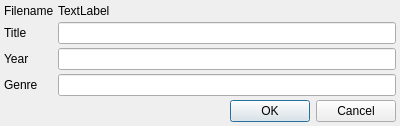
The window that src/trunk/ui/ui_ChangeMovie.ui (rexMingla/my-renamer) describes before a commit, drawn with Qt 5.
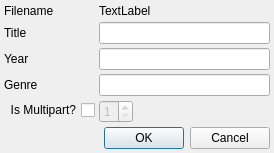
The same window after the commit.

```diff
--- a/src/trunk/ui/ui_ChangeMovie.ui
+++ b/src/trunk/ui/ui_ChangeMovie.ui
@@ -6,8 +6,8 @@
    <rect>
     <x>0</x>
     <y>0</y>
-    <width>400</width>
-    <height>120</height>
+    <width>274</width>
+    <height>146</height>
    </rect>
   </property>
   <property name="windowTitle">
@@ -70,7 +70,47 @@
    <item row="3" column="1">
     <widget class="QLineEdit" name="genreEdit"/>
    </item>
-   <item row="4" column="0" colspan="2">
+   <item row="4" column="0">
+    <widget class="QCheckBox" name="partCheckBox">
+     <property name="layoutDirection">
+      <enum>Qt::RightToLeft</enum>
+     </property>
+     <property name="text">
+      <string>Is Multipart?</string>
+     </property>
+    </widget>
+   </item>
+   <item row="4" column="1">
+    <layout class="QHBoxLayout" name="horizontalLayout">
+     <item>
+      <widget class="QSpinBox" name="partSpinBox">
+       <property name="enabled">
+        <bool>false</bool>
+       </property>
+       <property name="minimum">
+        <number>1</number>
+       </property>
+       <property name="maximum">
+        <number>9</number>
+       </property>
+      </widget>
+     </item>
+     <item>
+      <spacer name="horizontalSpacer">
+       <property name="orientation">
+        <enum>Qt::Horizontal</enum>
+       </property>
+       <property name="sizeHint" stdset="0">
+        <size>
+         <width>40</width>
+         <height>20</height>
+        </size>
+       </property>
+      </spacer>
+     </item>
+    </layout>
+   </item>
+   <item row="5" column="0" colspan="2">
     <widget class="QDialogButtonBox" name="buttonBox">
      <property name="orientation">
       <enum>Qt::Horizontal</enum>
```
